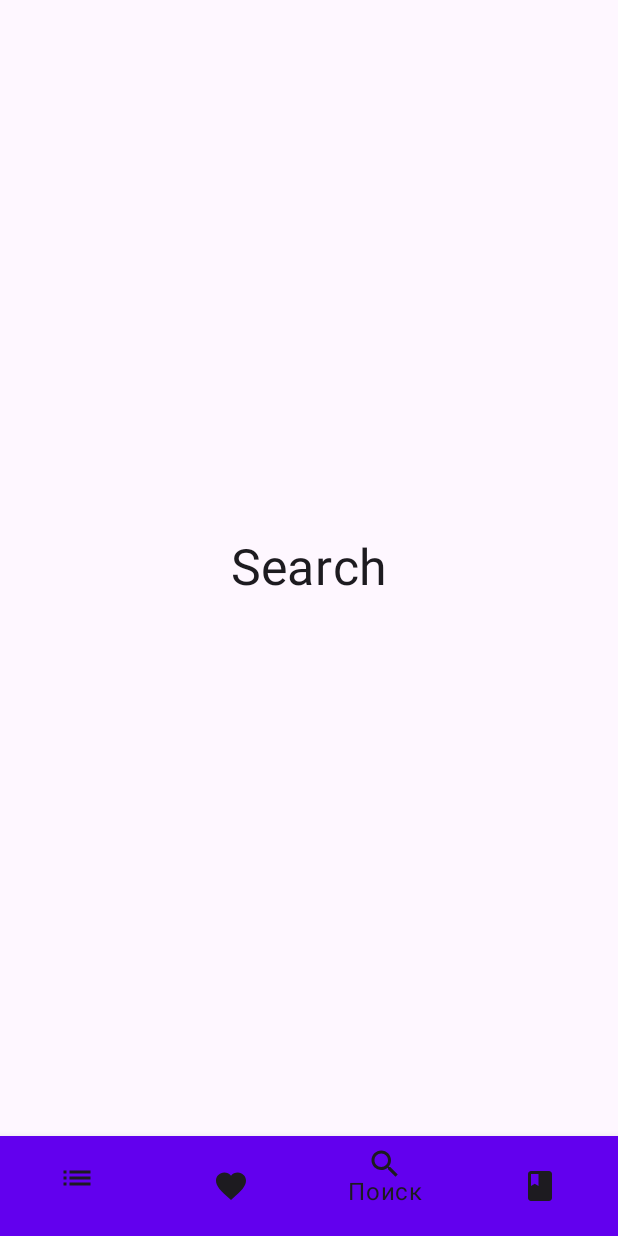
After one commit to VitalyPerm/DroiderHandBook, an Android app built with Jetpack Compose: the SearchScreen screen opened through its navigation route, on a phone screen of 412 x 824 dp. The commit adds this screen. Run offline under Robolectric (Android 15) with nearby library versions, the phone set to English and light mode, and no system bars.

Commit message:
in progress

```diff
--- a/app/build.gradle
+++ b/app/build.gradle
@@ -69,6 +69,7 @@ dependencies {
     debugImplementation 'androidx.compose.ui:ui-tooling'
     implementation 'androidx.compose.material:material-icons-core'
     implementation 'androidx.compose.material:material-icons-extended'
+    implementation 'androidx.compose.material:material'
     implementation 'androidx.activity:activity-compose:1.6.1'
     implementation 'androidx.lifecycle:lifecycle-viewmodel-compose:2.5.1'
 
--- /dev/null
+++ b/app/src/main/java/com/elvitalya/droiderhandbook/ui/main/MainNavHost.kt
@@ -0,0 +1,100 @@
+package com.elvitalya.droiderhandbook.ui.main
+
+import androidx.annotation.StringRes
+import androidx.compose.foundation.layout.padding
+import androidx.compose.material.BottomNavigation
+import androidx.compose.material.BottomNavigationItem
+import androidx.compose.material.icons.Icons
+import androidx.compose.material.icons.filled.Book
+import androidx.compose.material.icons.filled.Favorite
+import androidx.compose.material.icons.filled.List
+import androidx.compose.material.icons.filled.Search
+import androidx.compose.material3.*
+import androidx.compose.runtime.Composable
+import androidx.compose.runtime.getValue
+import androidx.compose.ui.Modifier
+import androidx.compose.ui.graphics.Color
+import androidx.compose.ui.res.stringResource
+import androidx.navigation.NavDestination.Companion.hierarchy
+import androidx.navigation.NavGraph.Companion.findStartDestination
+import androidx.navigation.compose.NavHost
+import androidx.navigation.compose.composable
+import androidx.navigation.compose.currentBackStackEntryAsState
+import androidx.navigation.compose.rememberNavController
+import com.elvitalya.droiderhandbook.R
+import com.elvitalya.droiderhandbook.ui.favorite.FavoriteScreen
+import com.elvitalya.droiderhandbook.ui.search.SearchScreen
+import com.elvitalya.droiderhandbook.ui.sections.SectionsScreen
+import com.elvitalya.droiderhandbook.ui.test.TestScreen
+
+@OptIn(ExperimentalMaterial3Api::class)
+@Composable
+fun MainNavHost() {
+    val navController = rememberNavController()
+    Scaffold(
+        bottomBar = {
+            BottomNavigation {
+                val navBackStackEntry by navController.currentBackStackEntryAsState()
+                val currentDestination = navBackStackEntry?.destination
+                bottomNavigationItems.forEach { screen ->
+                    BottomNavigationItem(
+                        icon = {
+                            val image = when (screen) {
+                                Screen.Favorite -> Icons.Filled.Favorite
+                                Screen.Search -> Icons.Filled.Search
+                                Screen.Sections -> Icons.Filled.List
+                                Screen.Test -> Icons.Filled.Book
+                            }
+                            Icon(image, contentDescription = null)
+                        },
+                        label = { Text(stringResource(screen.resourceId)) },
+                        selected = currentDestination?.hierarchy?.any { it.route == screen.route } == true,
+                        onClick = {
+                            navController.navigate(screen.route) {
+                                // Pop up to the start destination of the graph to
+                                // avoid building up a large stack of destinations
+                                // on the back stack as users select items
+                                popUpTo(navController.graph.findStartDestination().id) {
+                                    saveState = true
+                                }
+                                // Avoid multiple copies of the same destination when
+                                // reselecting the same item
+                                launchSingleTop = true
+                                // Restore state when reselecting a previously selected item
+                                restoreState = true
+                            }
+                        },
+                        alwaysShowLabel = false,
+                        selectedContentColor = Color.Green,
+                        unselectedContentColor = Color.Black
+                    )
+                }
+            }
+        }
+    ) { innerPadding ->
+        NavHost(
+            navController,
+            startDestination = Screen.Sections.route,
+            Modifier.padding(innerPadding)
+        ) {
+            composable(Screen.Sections.route) { SectionsScreen(navController) }
+            composable(Screen.Favorite.route) { FavoriteScreen(navController) }
+            composable(Screen.Search.route) { SearchScreen(navController) }
+            composable(Screen.Test.route) { TestScreen(navController) }
+        }
+    }
+}
+
+val bottomNavigationItems = listOf(
+    Screen.Sections,
+    Screen.Favorite,
+    Screen.Search,
+    Screen.Test
+)
+
+sealed class Screen(val route: String, @StringRes val resourceId: Int) {
+    object Sections : Screen("sections", R.string.sections)
+    object Favorite : Screen("favorite", R.string.favorite)
+    object Search : Screen("search", R.string.search)
+    object Test : Screen("test", R.string.test)
+}
--- /dev/null
+++ b/app/src/main/java/com/elvitalya/droiderhandbook/ui/search/SearchScreen.kt
@@ -0,0 +1,20 @@
+package com.elvitalya.droiderhandbook.ui.search
+
+import androidx.compose.foundation.layout.Box
+import androidx.compose.foundation.layout.fillMaxSize
+import androidx.compose.material3.Text
+import androidx.compose.runtime.Composable
+import androidx.compose.ui.Alignment
+import androidx.compose.ui.Modifier
+import androidx.compose.ui.unit.sp
+import androidx.navigation.NavHostController
+
+@Composable
+fun SearchScreen(navController: NavHostController) {
+    Box(
+        modifier = Modifier
+            .fillMaxSize(), contentAlignment = Alignment.Center
+    ) {
+        Text(text = "Search", fontSize = 33.sp)
+    }
+}
--- /dev/null
+++ b/app/src/main/java/com/elvitalya/droiderhandbook/ui/sections/SectionsScreen.kt
@@ -0,0 +1,20 @@
+package com.elvitalya.droiderhandbook.ui.sections
+
+import androidx.compose.foundation.layout.Box
+import androidx.compose.foundation.layout.fillMaxSize
+import androidx.compose.material3.Text
+import androidx.compose.runtime.Composable
+import androidx.compose.ui.Alignment
+import androidx.compose.ui.Modifier
+import androidx.compose.ui.unit.sp
+import androidx.navigation.NavHostController
+
+@Composable
+fun SectionsScreen(navController: NavHostController) {
+    Box(
+        modifier = Modifier
+            .fillMaxSize(), contentAlignment = Alignment.Center
+    ) {
+        Text(text = "Sections", fontSize = 33.sp)
+    }
+}
--- /dev/null
+++ b/app/src/main/res/drawable/ic_one.xml
@@ -0,0 +1,5 @@
+<vector android:height="24dp" android:tint="#000000"
+    android:viewportHeight="24" android:viewportWidth="24"
+    android:width="24dp" xmlns:android="http://schemas.android.com/apk/res/android">
+    <path android:fillColor="@android:color/white" android:pathData="M19,3L5,3c-1.1,0 -2,0.9 -2,2v14c0,1.1 0.9,2 2,2h14c1.1,0 2,-0.9 2,-2L21,5c0,-1.1 -0.9,-2 -2,-2zM9.5,15L7.75,15l1.38,-4.5L6.5,10.5L6.5,9L10,9c0.67,0 1.15,0.65 0.96,1.29L9.5,15zM18,15h-1.75l-1.75,-2.25L14.5,15L13,15L13,9h1.5v2.25L16.25,9L18,9l-2.25,3L18,15z"/>
+</vector>
--- /dev/null
+++ b/app/src/main/res/drawable/ic_two.xml
@@ -0,0 +1,5 @@
+<vector android:height="24dp" android:tint="#000000"
+    android:viewportHeight="24" android:viewportWidth="24"
+    android:width="24dp" xmlns:android="http://schemas.android.com/apk/res/android">
+    <path android:fillColor="@android:color/white" android:pathData="M20,2H4.01c-1.1,0 -2,0.9 -2,2L2,22l4,-4h14c1.1,0 2,-0.9 2,-2V4C22,2.9 21.1,2 20,2zM12,6c1.1,0 2,0.9 2,2s-0.9,2 -2,2s-2,-0.9 -2,-2S10.9,6 12,6zM16,14H8v-0.57c0,-0.81 0.48,-1.53 1.22,-1.85C10.07,11.21 11.01,11 12,11c0.99,0 1.93,0.21 2.78,0.58C15.52,11.9 16,12.62 16,13.43V14z"/>
+</vector>
--- a/app/src/main/res/values/strings.xml
+++ b/app/src/main/res/values/strings.xml
@@ -1,3 +1,7 @@
 <resources>
     <string name="app_name">DroiderHandBook</string>
+    <string name="sections">Разделы</string>
+    <string name="favorite">Избранное</string>
+    <string name="search">Поиск</string>
+    <string name="test">Проверь себя</string>
 </resources>
```
Also changed, not shown: app/src/main/java/com/elvitalya/droiderhandbook/ui/favorite/FavoriteScreen.kt (added, +20 -0 lines), app/src/main/java/com/elvitalya/droiderhandbook/ui/main/MainActivity.kt (+3 -18 lines), app/src/main/java/com/elvitalya/droiderhandbook/ui/main/MainScreen.kt (+129 -111 lines), app/src/main/java/com/elvitalya/droiderhandbook/ui/test/TestScreen.kt (added, +20 -0 lines).
